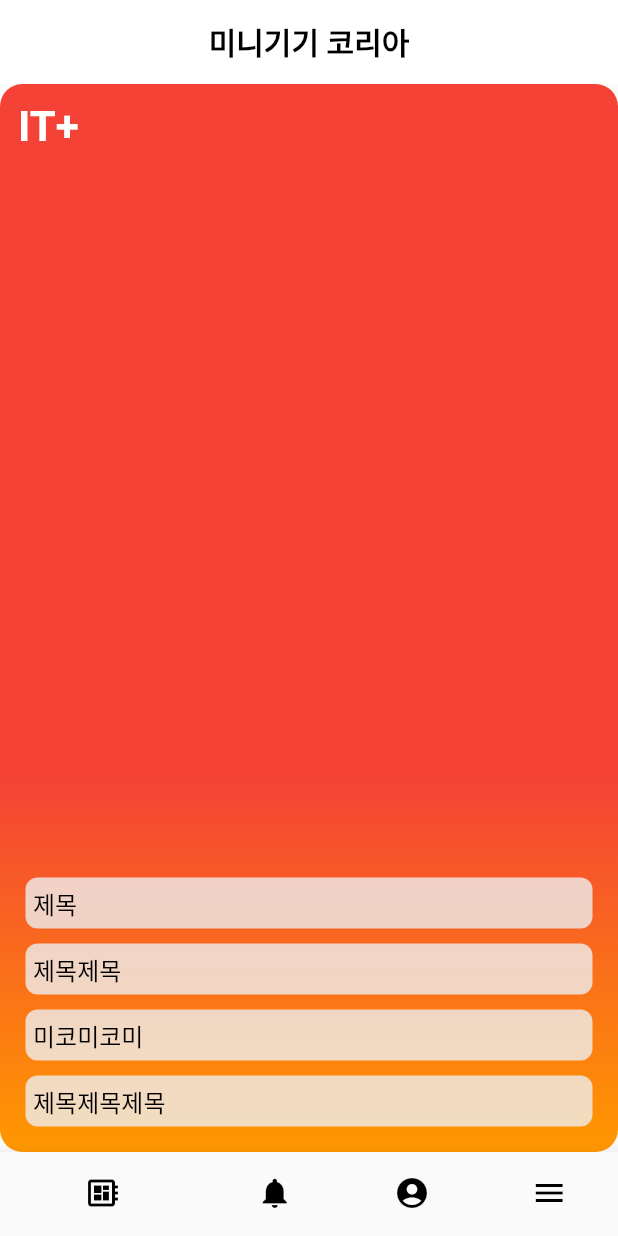
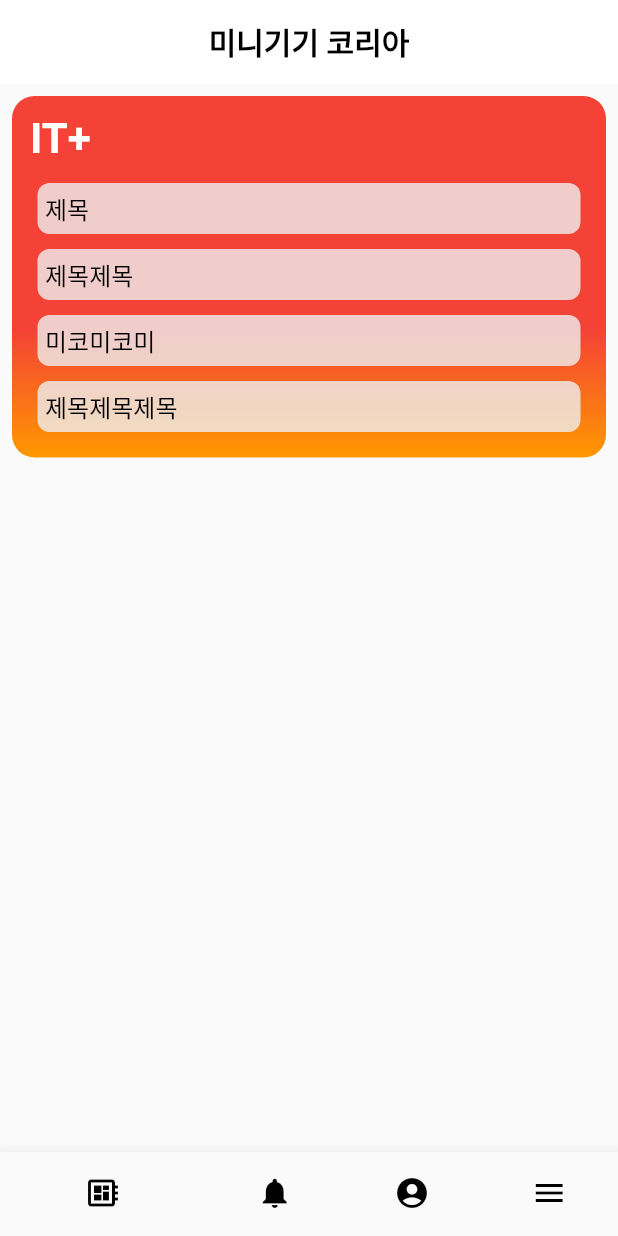
Before and after one commit to editionc18/meeco_app, a Flutter app: the screen it shows after launch, on a phone screen of 412 x 824 dp. Run offline on Flutter 3.47's test engine with Material 2 defaults, Android fonts, the phone set to English and light mode, and no system bars; our stand-ins replace bloc, equatable, flutter_bloc.

Commit message:
패딩 변경, 글자 밑에 8픽셀 추가

```diff
--- a/lib/presentation/widgets/main_box.dart
+++ b/lib/presentation/widgets/main_box.dart
@@ -13,7 +13,9 @@ class MainBox extends StatefulWidget {
 class _MainBoxState extends State<MainBox> {
   @override
   Widget build(BuildContext context) {
-    return Container(
+    return Padding(
+      padding: const EdgeInsets.all(8.0),
+      child: Container(
         padding: const EdgeInsets.all(12.0),
         decoration: BoxDecoration(
           borderRadius: BorderRadius.circular(15.0),
@@ -28,10 +30,10 @@ class _MainBoxState extends State<MainBox> {
               stops: [0.65, 1.0]),
         ),
         child: Column(
+          mainAxisSize: MainAxisSize.min,
           crossAxisAlignment: CrossAxisAlignment.start,
           children: [
-          Expanded(
-            child: Text(
+            Text(
               widget.title,
               style: TextStyle(
                 fontSize: 28.0,
@@ -39,12 +41,15 @@ class _MainBoxState extends State<MainBox> {
                 color: Colors.white,
               ),
             ),
+            SizedBox(
+              height: 8.0,
             ),
             MainBoxItem(title: '제목'),
             MainBoxItem(title: '제목제목'),
             MainBoxItem(title: '미코미코미'),
             MainBoxItem(title: '제목제목제목'),
           ],
+        ),
       ),
     );
   }
```
Lines whose indentation alone changed are shown as unchanged.
